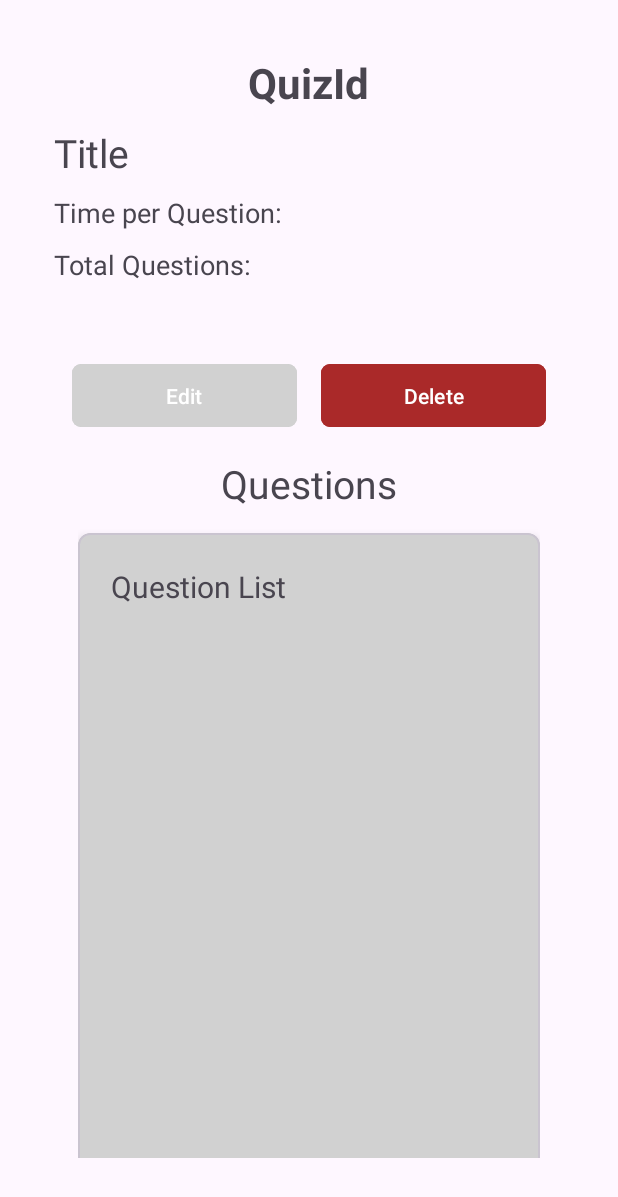
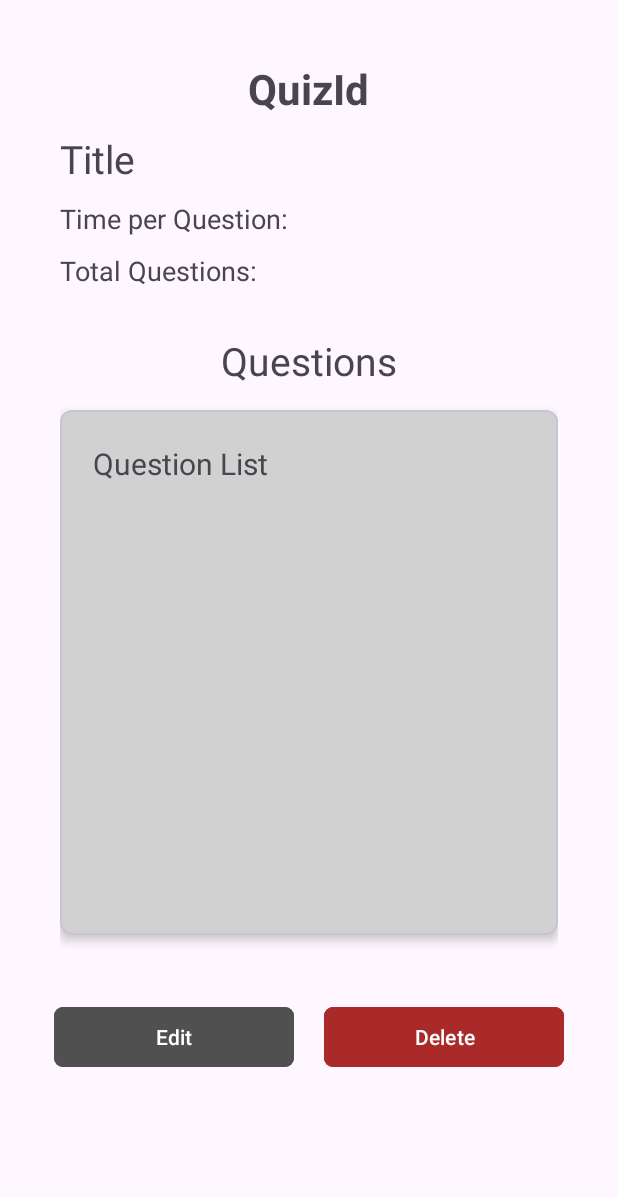
Before and after one commit to AdrianL1123/QuizCaseStudy_dydrian, an Android app: the fragment DetailsFragment placed in its activity, on a phone screen of 412 x 824 dp. Shown: the top 1197 px of the screen. Run offline under Robolectric (Android 15) with nearby library versions, the phone set to English and light mode, and no system bars; our stand-ins replace Dagger/Hilt's generated code, Firebase (no records; nobody signed in at launch, a user with empty details on screens opened directly); 2 statements that could not run were skipped.

Commit message:
Validate edit/add - change ui when there is no time limit for q

```diff
--- a/app/src/main/java/com/dydrian/quizCaseStudy/ui/teacher/TeacherFragment.kt
+++ b/app/src/main/java/com/dydrian/quizCaseStudy/ui/teacher/TeacherFragment.kt
@@ -37,7 +37,6 @@ class TeacherFragment : BaseFragment() {
             viewModel.quizzes.collect {
                 binding.emptyStateContainer.visibility =
                     if (it.isEmpty()) View.VISIBLE else View.GONE
-
                 adapter.setQuizzes(it)
             }
         }
--- a/app/src/main/java/com/dydrian/quizCaseStudy/ui/teacher/TeacherViewModel.kt
+++ b/app/src/main/java/com/dydrian/quizCaseStudy/ui/teacher/TeacherViewModel.kt
@@ -1,11 +1,9 @@
 package com.dydrian.quizCaseStudy.ui.teacher
 
 import androidx.lifecycle.viewModelScope
-import com.dydrian.quizCaseStudy.core.service.AuthService
 import com.dydrian.quizCaseStudy.data.model.Quiz
 import com.dydrian.quizCaseStudy.data.repo.QuizRepo
 import com.dydrian.quizCaseStudy.ui.base.BaseViewModel
-import com.dydrian.quizCaseStudy.ui.teacher.adapter.QuizAdapter
 import dagger.hilt.android.lifecycle.HiltViewModel
 import kotlinx.coroutines.Dispatchers
 import kotlinx.coroutines.flow.MutableStateFlow
@@ -37,5 +35,4 @@ class TeacherViewModel @Inject constructor(
             }
         }
     }
-
 }
--- a/app/src/main/res/layout/fragment_details.xml
+++ b/app/src/main/res/layout/fragment_details.xml
@@ -1,16 +1,16 @@
-<?xml version="1.0" encoding="utf-8"?>
 <LinearLayout xmlns:android="http://schemas.android.com/apk/res/android"
     xmlns:app="http://schemas.android.com/apk/res-auto"
     xmlns:tools="http://schemas.android.com/tools"
     android:layout_width="match_parent"
     android:layout_height="match_parent"
+    android:layout_margin="@dimen/s"
     android:fitsSystemWindows="true"
     android:orientation="vertical"
-    android:padding="8dp"
     tools:context=".ui.teacher.details.DetailsFragment">
+
     <LinearLayout
         android:layout_width="match_parent"
-        android:layout_height="match_parent"
+        android:layout_height="wrap_content"
         android:orientation="vertical"
         android:padding="@dimen/xl">
 
@@ -44,40 +44,9 @@
             android:id="@+id/tvTotalQuestions"
             android:layout_width="wrap_content"
             android:layout_height="wrap_content"
-            android:layout_marginBottom="50dp"
+            android:layout_marginBottom="30dp"
             android:text="Total Questions:"
             android:textSize="18sp" />
-
-        <LinearLayout
-            android:layout_width="match_parent"
-            android:layout_height="wrap_content"
-            android:orientation="horizontal"
-            android:gravity="center">
-
-            <com.google.android.material.button.MaterialButton
-                android:id="@+id/btnEdit"
-                android:layout_width="150dp"
-                android:layout_height="50dp"
-                android:layout_marginEnd="16dp"
-                android:text="Edit"
-                app:cornerRadius="6dp"
-                android:backgroundTint="@color/lightGray"/>
-
-            <com.google.android.material.button.MaterialButton
-                android:id="@+id/btnDelete"
-                android:layout_width="150dp"
-                android:layout_height="50dp"
-                android:text="Delete"
-                app:cornerRadius="6dp"
-                android:backgroundTint="@color/error"/>
-
-        </LinearLayout>
-
-        <LinearLayout
-            android:layout_width="match_parent"
-            android:layout_height="wrap_content"
-            android:layout_margin="@dimen/m"
-            android:orientation="vertical">
 
         <TextView
             android:layout_width="wrap_content"
@@ -89,31 +58,54 @@
 
         <com.google.android.material.card.MaterialCardView
             android:layout_width="match_parent"
-                android:layout_height="500dp"
+            android:layout_height="350dp"
+            android:layout_marginBottom="16dp"
             android:backgroundTint="@color/lightGray"
-                android:gravity="center"
-
             app:cardCornerRadius="8dp"
             app:cardElevation="4dp">
 
             <ScrollView
                 android:layout_width="match_parent"
-                    android:layout_height="wrap_content"
+                android:layout_height="match_parent"
                 android:padding="22dp">
 
                 <TextView
                     android:id="@+id/tvQuestionsList"
-                        android:layout_width="wrap_content"
+                    android:layout_width="match_parent"
                     android:layout_height="wrap_content"
                     android:text="Question List"
                     android:textSize="20sp" />
+            </ScrollView>
+        </com.google.android.material.card.MaterialCardView>
+    </LinearLayout>
 
-                </ScrollView>
+    <!-- Buttons at bottom -->
+    <LinearLayout
+        android:layout_width="match_parent"
+        android:layout_height="wrap_content"
+        android:layout_marginBottom="@dimen/l"
+        android:gravity="center"
+        android:orientation="horizontal">
 
-            </com.google.android.material.card.MaterialCardView>
+        <com.google.android.material.button.MaterialButton
+            android:id="@+id/btnEdit"
+            android:layout_width="160dp"
+            android:layout_height="wrap_content"
+            android:backgroundTint="@color/darkGray"
+            android:text="Edit"
+            app:cornerRadius="6dp" />
 
+        <Space
+            android:layout_width="20dp"
+            android:layout_height="0dp" />
+
+        <com.google.android.material.button.MaterialButton
+            android:id="@+id/btnDelete"
+            android:layout_width="160dp"
+            android:layout_height="wrap_content"
+            android:backgroundTint="@color/error"
+            android:text="Delete"
+            app:cornerRadius="6dp" />
     </LinearLayout>
 
 </LinearLayout>
-
-</LinearLayout>
--- a/app/src/main/res/layout/fragment_teacher_manage_quiz.xml
+++ b/app/src/main/res/layout/fragment_teacher_manage_quiz.xml
@@ -67,7 +67,7 @@
                 android:layout_height="wrap_content"
                 android:layout_marginTop="16dp"
                 android:paddingBottom="4dp"
-                android:text="Time Limit (Seconds) Per q"
+                android:text="Time Limit In Seconds (Optional)"
                 android:textStyle="bold" />
 
             <com.google.android.material.textfield.TextInputLayout
```
Also changed, not shown: app/src/main/java/com/dydrian/quizCaseStudy/ui/teacher/adapter/QuizAdapter.kt (+5 -3 lines), app/src/main/java/com/dydrian/quizCaseStudy/ui/teacher/details/DetailsFragment.kt (+9 -4 lines), app/src/main/java/com/dydrian/quizCaseStudy/ui/teacher/displayId/DisplayIdPageFragment.kt (+3 -9 lines), app/src/main/java/com/dydrian/quizCaseStudy/ui/teacher/manage/TeacherManageQuizFragment.kt (+0 -8 lines), app/src/main/java/com/dydrian/quizCaseStudy/ui/teacher/manage/add/TeacherAddQuizFragment.kt (+5 -5 lines), app/src/main/java/com/dydrian/quizCaseStudy/ui/teacher/manage/edit/TeacherEditQuizFragment.kt (+8 -17 lines), app/src/main/java/com/dydrian/quizCaseStudy/ui/teacher/manage/edit/TeacherEditQuizViewModel.kt (+9 -22 lines). Lines whose indentation alone changed are shown as unchanged.
